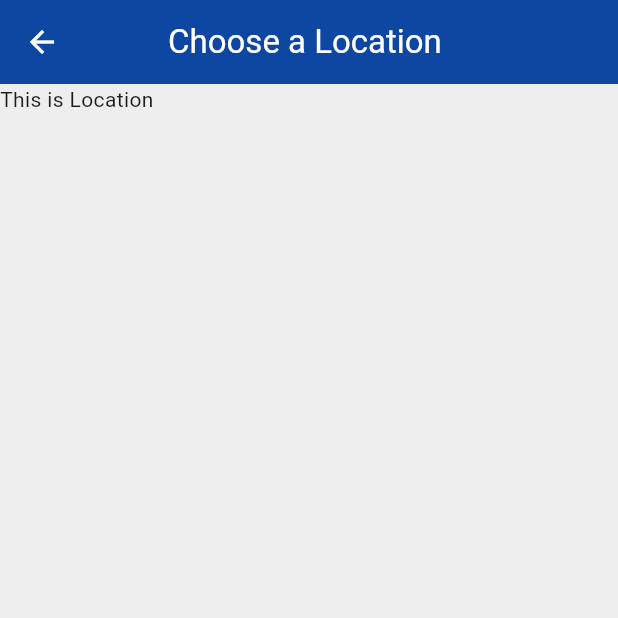
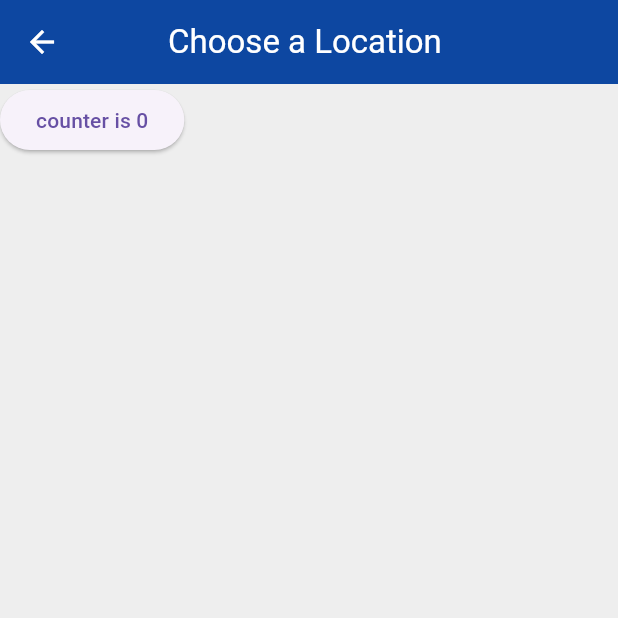
Before and after one commit to dzakiarrozaq/world-time, a Flutter app: the ChooseLocation screen opened by its route, on a phone screen of 412 x 824 dp, the top half of it. Run offline on Flutter 3.47's test engine with Material 3 defaults, Android fonts, the phone set to English and light mode, and no system bars.

Commit message:
demo of an counter button

```diff
--- a/lib/pages/choose_location.dart
+++ b/lib/pages/choose_location.dart
@@ -8,6 +8,9 @@ class ChooseLocation extends StatefulWidget {
 }
 
 class _ChooseLocationState extends State<ChooseLocation> {
+
+  int counter = 0;
+
   @override
   Widget build(BuildContext context) {
     return Scaffold(
@@ -19,7 +22,14 @@ class _ChooseLocationState extends State<ChooseLocation> {
         elevation: 0,
         iconTheme: IconThemeData(color: Colors.white),
       ),
-      body: Text('This is Location'),
+      body: ElevatedButton(
+          onPressed: (){
+            setState(() {
+              counter += 1;
+            });
+          },
+          child: Text('counter is $counter')
+      )
     );
   }
 }
```
